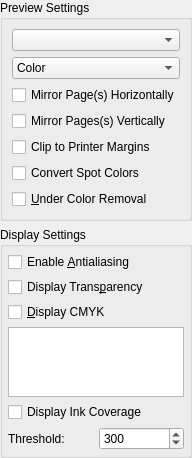
This is scribus/ui/outputpreview_ps.ui in scribusproject/scribus as Qt 5 draws it before an edit. The edited form follows.
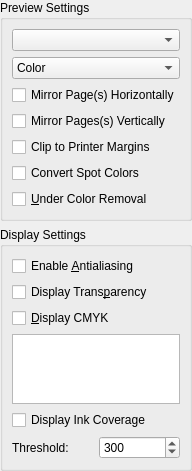
This is the edited form. Custom widgets are drawn as their Qt base class.

Commit message: #16402: Update margins for Preflight Verifier, Colors and Fills and Print/Output preview dialogs <bubu>

Patch:
```diff
--- a/scribus/ui/outputpreview_ps.ui
+++ b/scribus/ui/outputpreview_ps.ui
@@ -108,21 +108,6 @@
       <string>Display Settings</string>
      </property>
      <layout class="QVBoxLayout" name="verticalLayout_3">
-      <property name="spacing">
-       <number>5</number>
-      </property>
-      <property name="leftMargin">
-       <number>5</number>
-      </property>
-      <property name="topMargin">
-       <number>5</number>
-      </property>
-      <property name="rightMargin">
-       <number>5</number>
-      </property>
-      <property name="bottomMargin">
-       <number>5</number>
-      </property>
       <item>
        <widget class="QCheckBox" name="antiAliasing">
         <property name="toolTip">
```
The commit also changes 5 other files.
